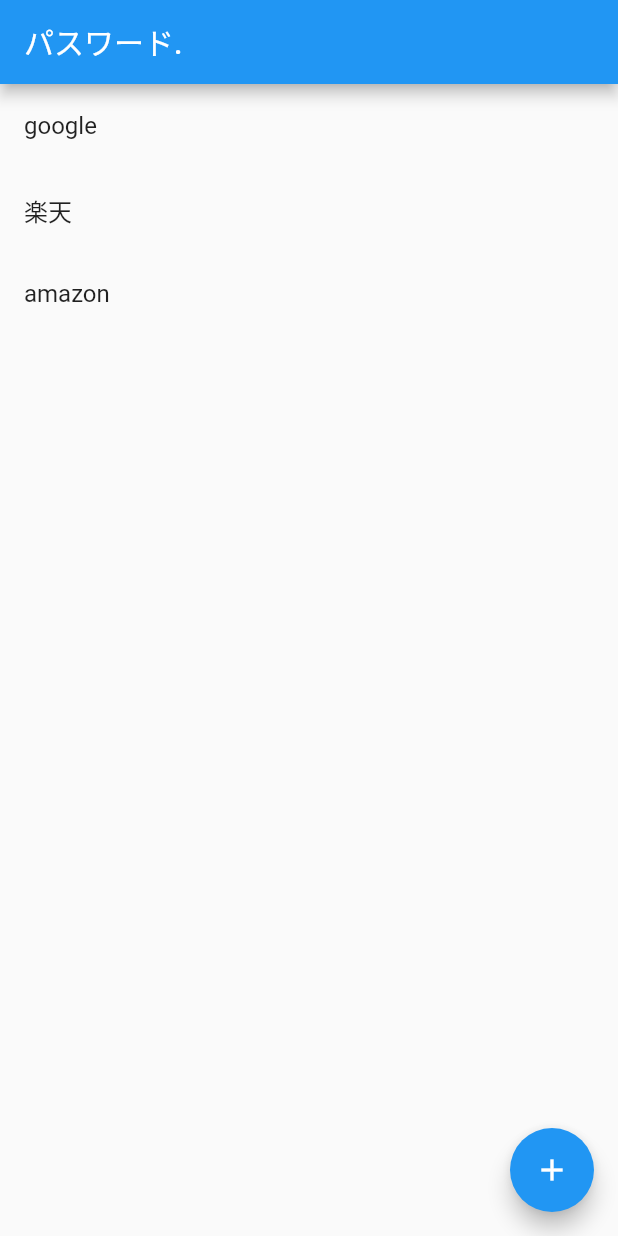
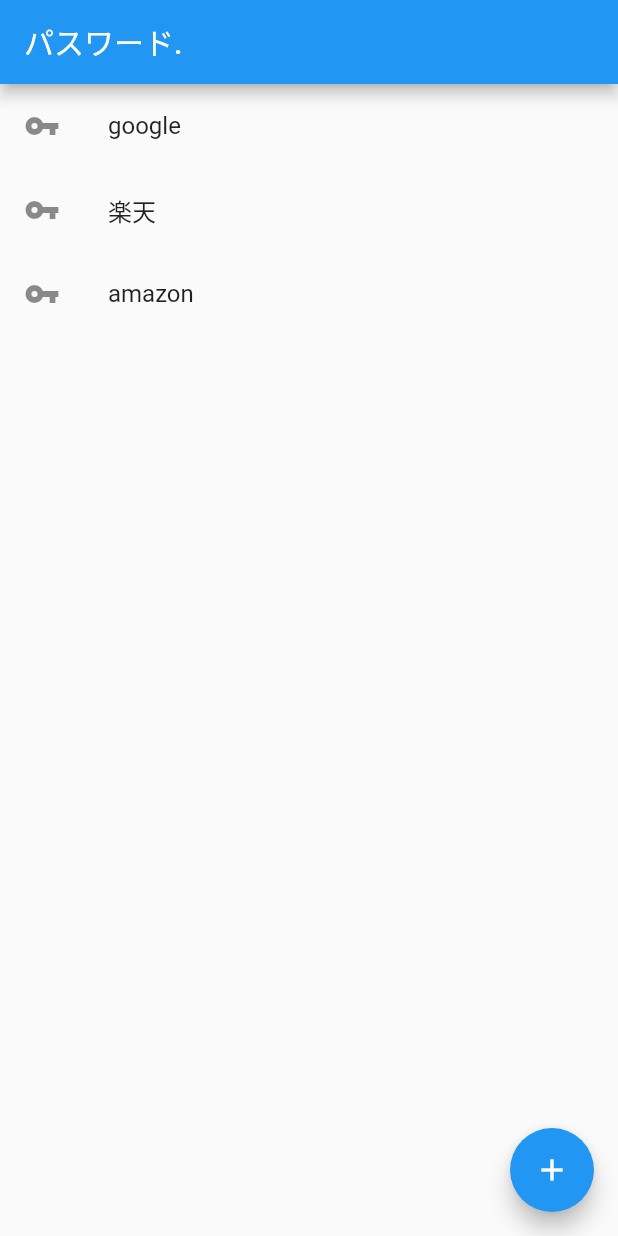
Before and after one commit to okatoku331/todo_list, a Flutter app: the screen it shows after launch, on a phone screen of 412 x 824 dp. Run offline on Flutter 3.47's test engine with Material 2 defaults, Android fonts, the phone set to English and light mode, and no system bars.

Commit message:
第３版　Icon

```diff
--- a/lib/main.dart
+++ b/lib/main.dart
@@ -44,12 +44,15 @@ class _MyHomePageState extends State<MyHomePage> {
       body: ListView(
         children: [
           ListTile(
+            leading: Icon(Icons.vpn_key),
             title: Text('google'),
           ),
           ListTile(
+            leading: Icon(Icons.vpn_key),
             title: Text('楽天'),
           ),
           ListTile(
+            leading: Icon(Icons.vpn_key),
             title: Text('amazon'),
           ),
         ],
```
